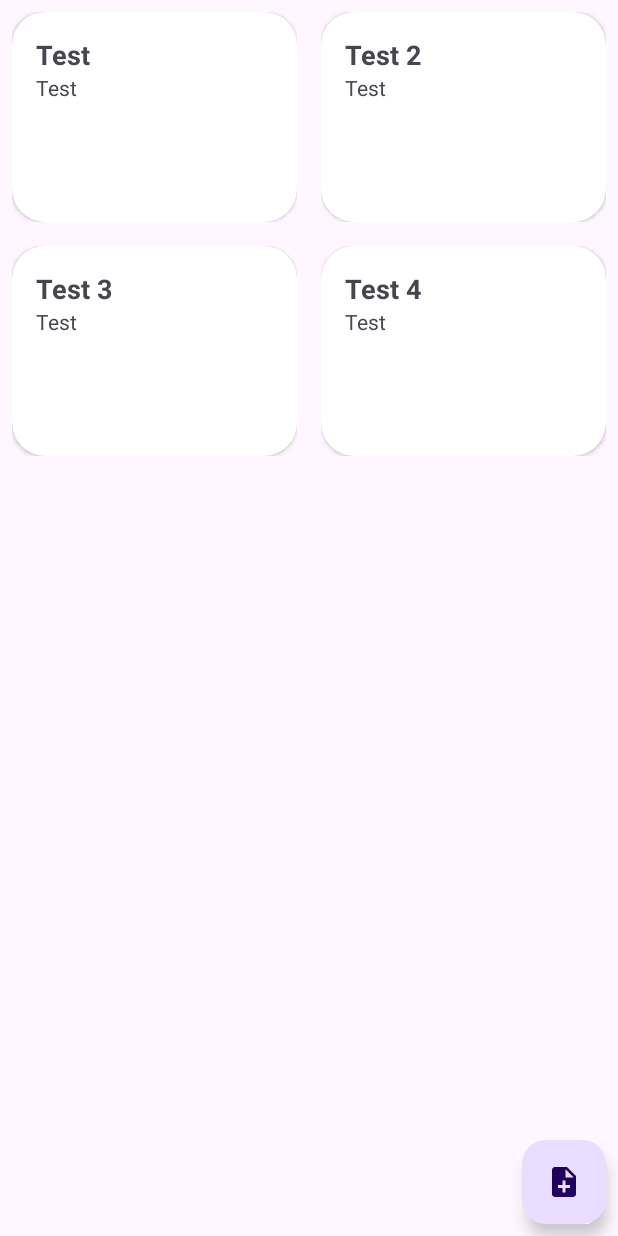
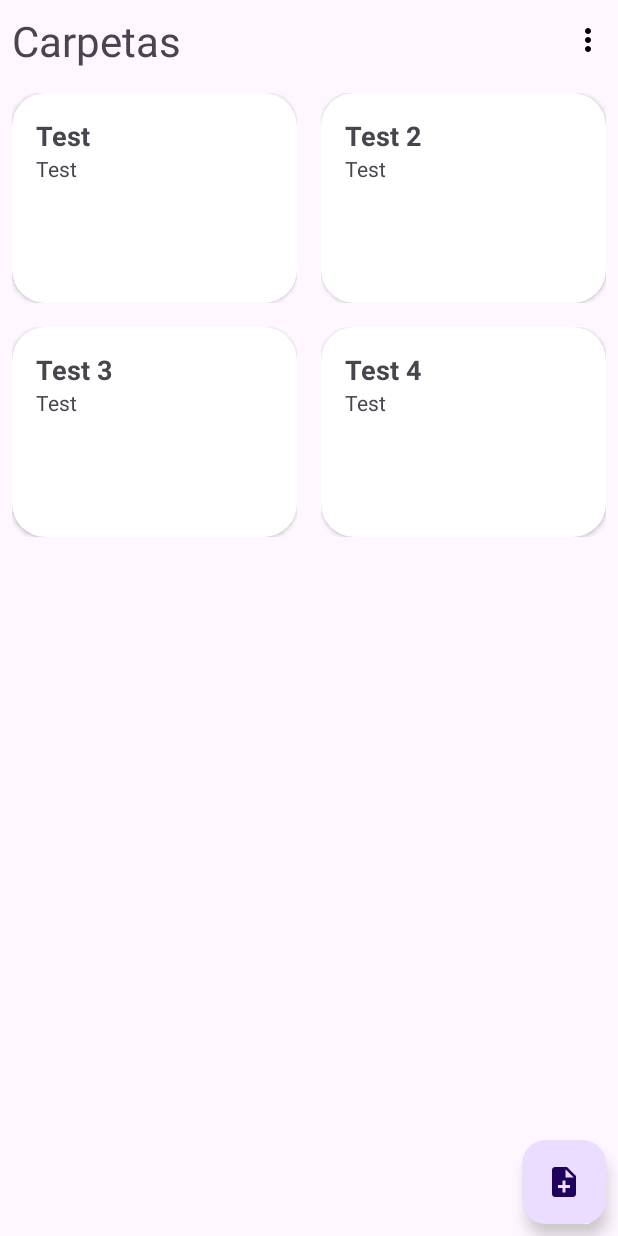
Before and after one commit to Rumacar05/NotesApp, an Android app: the screen it shows after launch (MainActivity), on a phone screen of 412 x 824 dp. Run offline under Robolectric (Android 15) with nearby library versions, the phone set to English and light mode, and no system bars; our stand-ins replace Dagger/Hilt's generated code.

Commit message:
Add toolbar to main activity

```diff
--- a/app/src/main/java/com/ruma/notes/MainActivity.kt
+++ b/app/src/main/java/com/ruma/notes/MainActivity.kt
@@ -2,8 +2,10 @@ package com.ruma.notes
 
 import android.content.Intent
 import android.os.Bundle
+import android.view.View
 import androidx.activity.enableEdgeToEdge
 import androidx.appcompat.app.AppCompatActivity
+import androidx.appcompat.widget.PopupMenu
 import androidx.core.view.ViewCompat
 import androidx.core.view.WindowInsetsCompat
 import androidx.recyclerview.widget.GridLayoutManager
@@ -50,10 +52,26 @@ class MainActivity : AppCompatActivity() {
             startActivity(intent)
         }
 
+        binding.ivOptions.setOnClickListener { view -> showPopUpMenu(view) }
+
         adapter = NoteAdapter(notes) {id -> navigateToNote(id)}
         binding.rvNotes.setHasFixedSize(true)
         binding.rvNotes.layoutManager = GridLayoutManager(this, 2)
         binding.rvNotes.adapter = adapter
+    }
+
+    private fun showPopUpMenu(view: View) {
+        val popupMenu = PopupMenu(this, view)
+        val inflater = popupMenu.menuInflater
+        inflater.inflate(R.menu.menu_folder, popupMenu.menu)
+
+        popupMenu.setOnMenuItemClickListener { item ->
+            when (item.itemId) {
+                else -> false
+            }
+        }
+
+        popupMenu.show()
     }
 
     private fun navigateToNote(id: Long) {
--- a/app/src/main/res/layout/activity_main.xml
+++ b/app/src/main/res/layout/activity_main.xml
@@ -5,9 +5,34 @@
     android:id="@+id/main"
     android:layout_width="match_parent"
     android:layout_height="match_parent"
+    android:layout_marginHorizontal="8dp"
     android:layout_marginVertical="16dp"
-    android:layout_marginHorizontal="8dp"
     tools:context=".MainActivity">
+
+    <FrameLayout
+        android:id="@+id/toolbar"
+        android:layout_width="0dp"
+        android:layout_height="wrap_content"
+        android:padding="8dp"
+        app:layout_constraintEnd_toEndOf="parent"
+        app:layout_constraintStart_toStartOf="parent"
+        app:layout_constraintTop_toTopOf="parent">
+
+        <TextView
+            android:layout_width="wrap_content"
+            android:layout_height="wrap_content"
+            android:text="@string/folders"
+            android:textSize="28sp" />
+
+        <ImageView
+            android:id="@+id/ivOptions"
+            android:layout_width="wrap_content"
+            android:layout_height="wrap_content"
+            android:layout_gravity="end|center_vertical"
+            android:contentDescription="@string/options"
+            android:src="@drawable/ic_more_vert" />
+
+    </FrameLayout>
 
     <androidx.recyclerview.widget.RecyclerView
         android:id="@+id/rvNotes"
@@ -16,16 +41,16 @@
         app:layout_constraintBottom_toTopOf="@+id/fabAdd"
         app:layout_constraintEnd_toEndOf="parent"
         app:layout_constraintStart_toStartOf="parent"
-        app:layout_constraintTop_toTopOf="parent" />
+        app:layout_constraintTop_toBottomOf="@id/toolbar" />
 
     <com.google.android.material.floatingactionbutton.FloatingActionButton
         android:id="@+id/fabAdd"
         android:layout_width="wrap_content"
         android:layout_height="wrap_content"
+        android:layout_margin="8dp"
         android:contentDescription="@string/add_new_note"
         android:src="@drawable/ic_add_note"
-        android:layout_margin="8dp"
-        app:layout_constraintEnd_toEndOf="parent"
-        app:layout_constraintBottom_toBottomOf="parent" />
+        app:layout_constraintBottom_toBottomOf="parent"
+        app:layout_constraintEnd_toEndOf="parent" />
 
 </androidx.constraintlayout.widget.ConstraintLayout>
--- /dev/null
+++ b/app/src/main/res/menu/menu_folder.xml
@@ -0,0 +1,4 @@
+<?xml version="1.0" encoding="utf-8"?>
+<menu xmlns:android="http://schemas.android.com/apk/res/android">
+    <item android:id="@+id/action_create_folder" android:title="@string/create_folder" />
+</menu>
--- a/app/src/main/res/values/strings.xml
+++ b/app/src/main/res/values/strings.xml
@@ -1,7 +1,11 @@
 <resources>
-    <string name="app_name">NotesApp</string>
-    <string name="add_new_note">Add new note</string>
-    <string name="title">Title</string>
-    <string name="options">Options</string>
+    <string name="app_name">Notas</string>
+
+    <string name="folders">Carpetas</string>
+    <string name="title">Título</string>
+    <string name="add_new_note">Añadir nota</string>
+    <string name="options">Opciones</string>
     <string name="delete">Eliminar</string>
+    <string name="create_folder">Crear carpeta</string>
+
 </resources>
```
